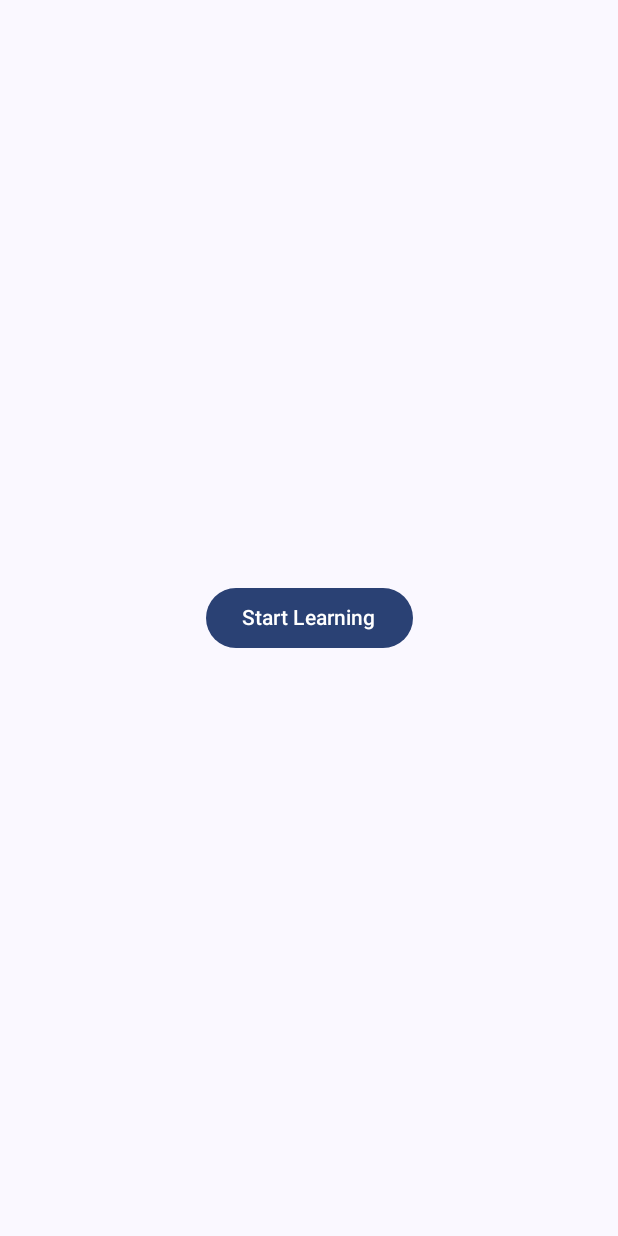
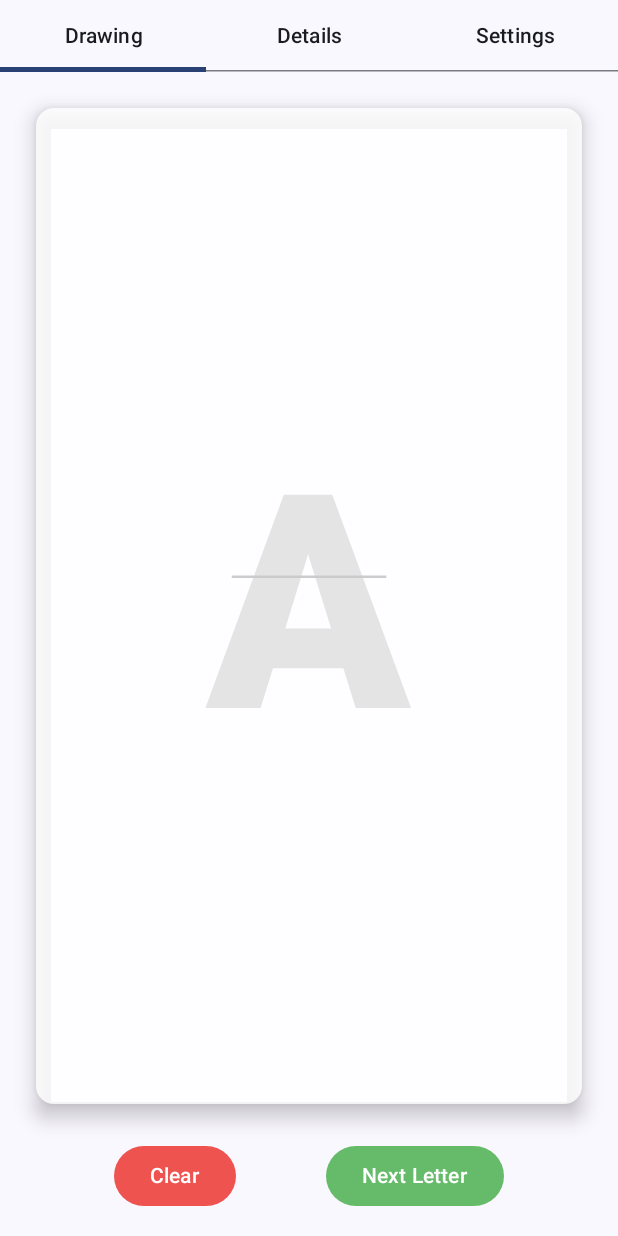
Before and after one commit to Makinul/Kids-Learning, an Android app built with Jetpack Compose: the screen it shows after launch (MainActivity before the commit, SecondActivity after it), on a phone screen of 412 x 824 dp. Run offline under Robolectric (Android 15) with nearby library versions, the phone set to English and light mode, and no system bars; our stand-ins replace Navigation 3.

Commit message:
feat: Implement SecondActivity and tabbed UI architecture
This commit introduces a new entry point, integrates a comprehensive drawing module, and restructures the navigation into a tabbed layout.

Changes include:
- Created `DrawingContent` featuring Canvas drawing, TextToSpeech, background music, and Lottie animations.
- Implemented `SecondActivity` using Navigation 3 and set it as the launcher activity in `AndroidManifest.xml`.
- Refactored `MainActivity` and `SecondActivity` to utilize `SecondaryTabRow` for navigation between Drawing, Details, and Settings screens.
- Added `SettingsTab` with mock authentication logic and `DetailsContentTab` placeholders.
- Updated `themes.xml` to define specific status bar and navigation bar colors.
- Reduced the `HomeScreen` splash timeout delay from 5000ms to 2000ms.

```diff
--- a/app/src/main/AndroidManifest.xml
+++ b/app/src/main/AndroidManifest.xml
@@ -16,10 +16,8 @@
         android:theme="@style/Theme.AlphabetLearn"
         tools:targetApi="31">
         <activity
-            android:name=".MainActivity"
-            android:exported="true"
-            android:label="@string/app_name"
-            android:theme="@style/Theme.AlphabetLearn">
+            android:name=".SecondActivity"
+            android:exported="true">
             <intent-filter>
                 <action android:name="android.intent.action.MAIN" />
                 <category android:name="android.intent.category.LAUNCHER" />
--- /dev/null
+++ b/app/src/main/java/com/makinul/alphabet/learn/SecondActivity.kt
@@ -0,0 +1,139 @@
+package com.makinul.alphabet.learn
+
+import android.os.Bundle
+import androidx.activity.ComponentActivity
+import androidx.activity.compose.setContent
+import androidx.compose.foundation.layout.Arrangement
+import androidx.compose.foundation.layout.Box
+import androidx.compose.foundation.layout.Column
+import androidx.compose.foundation.layout.PaddingValues
+import androidx.compose.foundation.layout.WindowInsets
+import androidx.compose.foundation.layout.fillMaxSize
+import androidx.compose.foundation.layout.fillMaxWidth
+import androidx.compose.foundation.layout.padding
+import androidx.compose.foundation.layout.statusBars
+import androidx.compose.foundation.layout.windowInsetsPadding
+import androidx.compose.material3.CircularProgressIndicator
+import androidx.compose.material3.ExperimentalMaterial3Api
+import androidx.compose.material3.Scaffold
+import androidx.compose.material3.SecondaryTabRow
+import androidx.compose.material3.Tab
+import androidx.compose.material3.Text
+import androidx.compose.material3.TopAppBar
+import androidx.compose.material3.TopAppBarDefaults
+import androidx.compose.runtime.Composable
+import androidx.compose.runtime.LaunchedEffect
+import androidx.compose.runtime.getValue
+import androidx.compose.runtime.mutableIntStateOf
+import androidx.compose.runtime.mutableStateListOf
+import androidx.compose.runtime.remember
+import androidx.compose.runtime.setValue
+import androidx.compose.ui.Alignment
+import androidx.compose.ui.Modifier
+import androidx.compose.ui.graphics.Color
+import androidx.navigation3.runtime.NavEntry
+import androidx.navigation3.ui.NavDisplay
+import com.makinul.alphabet.learn.ui.screens.DrawingContent
+import com.makinul.alphabet.learn.ui.theme.AlphabetLearnTheme
+import kotlinx.coroutines.delay
+
+data object SecondHome
+data object SecondDetails
+class SecondActivity : ComponentActivity() {
+    override fun onCreate(savedInstanceState: Bundle?) {
+        super.onCreate(savedInstanceState)
+        setContent {
+            AlphabetLearnTheme {
+                SecondaryScreen()
+            }
+        }
+    }
+}
+
+@OptIn(ExperimentalMaterial3Api::class)
+@Composable
+fun SecondaryScreen() {
+    val backStack = remember { mutableStateListOf<Any>(SecondHome) }
+    NavDisplay(
+        backStack = backStack,
+        onBack = {
+            if (backStack.size > 1) {
+                backStack.removeAt(backStack.lastIndex)
+            }
+        },
+        entryProvider = { key ->
+            when (key) {
+                SecondHome -> NavEntry(key) {
+                    SecondHomeScreen(
+                        onTimeout = {
+                            // Replace Home with Details so Home is not in the back stack
+                            if (backStack.isNotEmpty()) {
+                                backStack[backStack.lastIndex] = SecondDetails
+                            }
+                        })
+                }
+
+                SecondDetails -> NavEntry(key) {
+                    SecondDetailsScreen()
+                }
+
+                else -> NavEntry(key) {
+                    Box(Modifier.fillMaxSize(), contentAlignment = Alignment.Center) {
+                        Text("Unknown Destination second")
+                    }
+                }
+            }
+        }
+    )
+}
+
+
+@Composable
+fun SecondHomeScreen(onTimeout: () -> Unit) {
+    LaunchedEffect(Unit) {
+        delay(2000)
+        onTimeout()
+    }
+    Column(
+        modifier = Modifier
+            .fillMaxSize(),
+        horizontalAlignment = Alignment.CenterHorizontally,
+        verticalArrangement = Arrangement.Center
+    ) {
+        CircularProgressIndicator()
+        Text(text = "Loading...")
+    }
+}
+
+
+@Composable
+fun SecondDetailsScreen() {
+    var selectedTabIndex by remember { mutableIntStateOf(0) }
+    val tabs = listOf("Drawing", "Details", "Settings")
+
+    Scaffold(
+        topBar = {
+            SecondaryTabRow(selectedTabIndex = selectedTabIndex) {
+                tabs.forEachIndexed { index, title ->
+                    Tab(
+                        selected = selectedTabIndex == index,
+                        onClick = { selectedTabIndex = index },
+                        text = { Text(title) }
+                    )
+                }
+            }
+        }
+    ) { innerPadding ->
+        Box(
+            modifier = Modifier
+                .padding(innerPadding)
+                .windowInsetsPadding(WindowInsets.statusBars)
+        ) {
+            when (selectedTabIndex) {
+                0 -> DrawingContent()
+                1 -> DetailsContentTab()
+                2 -> SettingsTab()
+            }
+        }
+    }
+}
--- /dev/null
+++ b/app/src/main/java/com/makinul/alphabet/learn/ui/screens/DrawingContent.kt
@@ -0,0 +1,202 @@
+package com.makinul.alphabet.learn.ui.screens
+
+import android.media.MediaPlayer
+import android.speech.tts.TextToSpeech
+import android.util.Log
+import androidx.compose.foundation.Canvas
+import androidx.compose.foundation.gestures.detectDragGestures
+import androidx.compose.foundation.layout.Arrangement
+import androidx.compose.foundation.layout.Box
+import androidx.compose.foundation.layout.Column
+import androidx.compose.foundation.layout.Row
+import androidx.compose.foundation.layout.fillMaxSize
+import androidx.compose.foundation.layout.fillMaxWidth
+import androidx.compose.foundation.layout.padding
+import androidx.compose.material3.Button
+import androidx.compose.material3.ButtonDefaults
+import androidx.compose.material3.Card
+import androidx.compose.material3.CardDefaults
+import androidx.compose.material3.Text
+import androidx.compose.runtime.Composable
+import androidx.compose.runtime.DisposableEffect
+import androidx.compose.runtime.LaunchedEffect
+import androidx.compose.runtime.getValue
+import androidx.compose.runtime.mutableStateOf
+import androidx.compose.runtime.remember
+import androidx.compose.runtime.setValue
+import androidx.compose.ui.Alignment
+import androidx.compose.ui.Modifier
+import androidx.compose.ui.graphics.Color
+import androidx.compose.ui.graphics.Path
+import androidx.compose.ui.graphics.StrokeCap
+import androidx.compose.ui.graphics.drawscope.Stroke
+import androidx.compose.ui.input.pointer.pointerInput
+import androidx.compose.ui.platform.LocalContext
+import androidx.compose.ui.res.stringResource
+import androidx.compose.ui.text.font.FontWeight
+import androidx.compose.ui.unit.dp
+import androidx.compose.ui.unit.sp
+import com.airbnb.lottie.compose.LottieAnimation
+import com.airbnb.lottie.compose.LottieCompositionSpec
+import com.airbnb.lottie.compose.LottieConstants
+import com.airbnb.lottie.compose.rememberLottieComposition
+import com.makinul.alphabet.learn.R
+import com.makinul.alphabet.learn.utils.AppConstants
+import java.util.Locale
+
+@Composable
+fun DrawingContent() {
+    var currentLetter by remember { mutableStateOf('A') }
+    var paths by remember { mutableStateOf(listOf<Path>()) }
+    var currentPath by remember { mutableStateOf<Path?>(null) }
+
+    val context = LocalContext.current
+    var textToSpeech: TextToSpeech? by remember { mutableStateOf(null) }
+    var ttsInitialized by remember { mutableStateOf(false) }
+
+    val composition by rememberLottieComposition(LottieCompositionSpec.RawRes(R.raw.background_animation))
+
+    val mediaPlayer = remember { MediaPlayer.create(context, R.raw.background_music) }
+
+    DisposableEffect(Unit) {
+        textToSpeech = TextToSpeech(context) { status ->
+            if (status == TextToSpeech.SUCCESS) {
+                val result = textToSpeech?.setLanguage(Locale.US)
+                if (result == TextToSpeech.LANG_MISSING_DATA || result == TextToSpeech.LANG_NOT_SUPPORTED) {
+                    Log.e("TTS", "The Language specified is not supported!")
+                } else {
+                    ttsInitialized = true
+                }
+            } else {
+                Log.e("TTS", "Initialization Failed!")
+            }
+        }
+        mediaPlayer.isLooping = true
+        mediaPlayer.start()
+
+        onDispose {
+            textToSpeech?.stop()
+            textToSpeech?.shutdown()
+            mediaPlayer.release()
+        }
+    }
+
+    LaunchedEffect(currentLetter, ttsInitialized) {
+        if (ttsInitialized) {
+            textToSpeech?.speak(
+                currentLetter.toString(),
+                TextToSpeech.QUEUE_FLUSH,
+                null,
+                null
+            )
+        }
+    }
+
+    Box(
+        modifier = Modifier
+            .fillMaxSize()
+    ) {
+        LottieAnimation(
+            composition = composition,
+            iterations = LottieConstants.IterateForever,
+            modifier = Modifier.fillMaxSize()
+        )
+        Column(
+            modifier = Modifier
+                .fillMaxSize()
+                .padding(16.dp),
+            horizontalAlignment = Alignment.CenterHorizontally
+        ) {
+            Card(
+                modifier = Modifier
+                    .fillMaxWidth()
+                    .weight(1f)
+                    .padding(8.dp),
+                elevation = CardDefaults.cardElevation(defaultElevation = 8.dp),
+                colors = CardDefaults.cardColors(containerColor = Color.White.copy(alpha = 0.8f))
+            ) {
+                Box(
+                    modifier = Modifier
+                        .fillMaxSize()
+                ) {
+                    // Background letter
+                    Text(
+                        text = currentLetter.toString(),
+                        color = Color.LightGray.copy(alpha = 0.5f),
+                        fontSize = 200.sp,
+                        fontWeight = FontWeight.ExtraBold,
+                        modifier = Modifier.align(Alignment.Center)
+                    )
+
+                    // Drawing canvas
+                    Canvas(
+                        modifier = Modifier
+                            .fillMaxSize()
+                            .pointerInput(Unit) {
+                                detectDragGestures(
+                                    onDragStart = { offset ->
+                                        currentPath = Path().apply {
+                                            moveTo(offset.x, offset.y)
+                                        }
+                                    },
+                                    onDrag = { change, dragAmount ->
+                                        currentPath?.lineTo(
+                                            change.position.x,
+                                            change.position.y
+                                        )
+                                    },
+                                    onDragEnd = {
+                                        currentPath?.let {
+                                            paths = paths + it
+                                            currentPath = null
+                                        }
+                                    }
+                                )
+                            }
+                    ) {
+                        paths.forEach { path ->
+                            drawPath(
+                                path = path,
+                                color = Color(0xFF42A5F5),
+                                style = Stroke(width = 25f, cap = StrokeCap.Round)
+                            )
+                        }
+                        currentPath?.let { path ->
+                            drawPath(
+                                path = path,
+                                color = Color(0xFF42A5F5),
+                                style = Stroke(width = 25f, cap = StrokeCap.Round)
+                            )
+                        }
+                    }
+                }
+            }
+
+            Row(
+                modifier = Modifier
+                    .fillMaxWidth()
+                    .padding(top = 16.dp),
+                horizontalArrangement = Arrangement.SpaceEvenly
+            ) {
+                Button(
+                    onClick = {
+                        paths = emptyList()
+                    },
+                    colors = ButtonDefaults.buttonColors(containerColor = Color(0xFFEF5350))
+                ) {
+                    Text(stringResource(R.string.clear), color = Color.White)
+                }
+
+                Button(
+                    onClick = {
+                        currentLetter = if (currentLetter == 'Z') 'A' else currentLetter + 1
+                        paths = emptyList()
+                    },
+                    colors = ButtonDefaults.buttonColors(containerColor = Color(0xFF66BB6A))
+                ) {
+                    Text(stringResource(R.string.next_letter), color = Color.White)
+                }
+            }
+        }
+    }
+}
--- a/app/src/main/res/values/themes.xml
+++ b/app/src/main/res/values/themes.xml
@@ -1,5 +1,8 @@
 <?xml version="1.0" encoding="utf-8"?>
 <resources>
 
-    <style name="Theme.AlphabetLearn" parent="android:Theme.Material.Light.NoActionBar" />
+    <style name="Theme.AlphabetLearn" parent="android:Theme.Material.Light.NoActionBar">
+        <item name="android:statusBarColor">@android:color/holo_blue_light</item>
+        <item name="android:navigationBarColor">@android:color/holo_blue_light</item>
+    </style>
 </resources>
```
Also changed, not shown: app/src/main/java/com/makinul/alphabet/learn/MainActivity.kt (+79 -16 lines).
